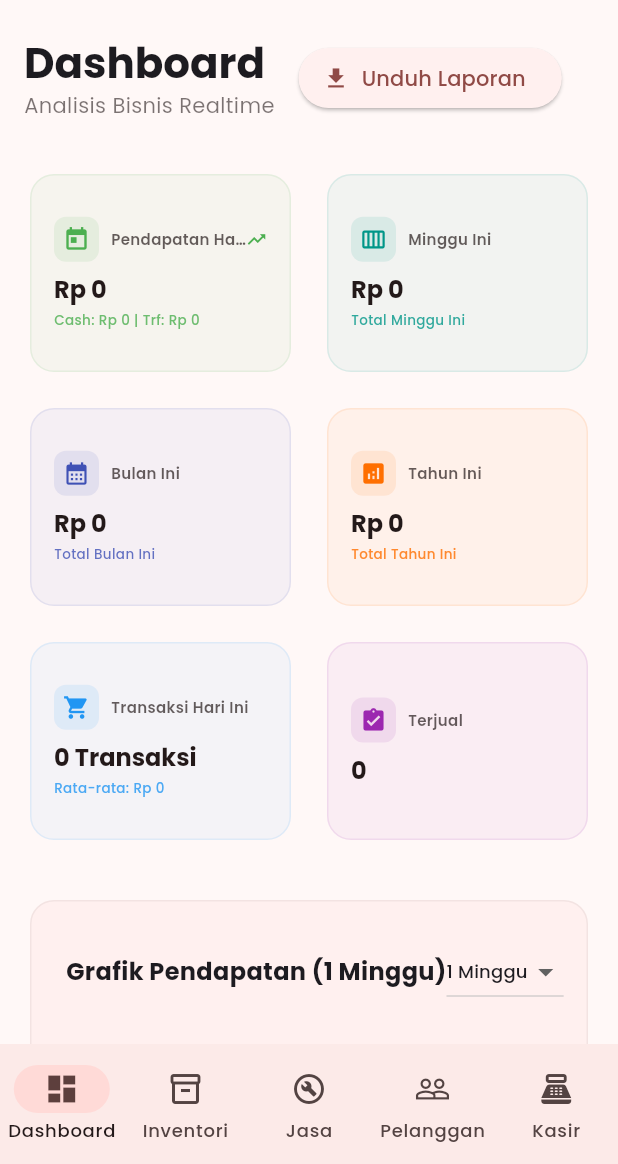
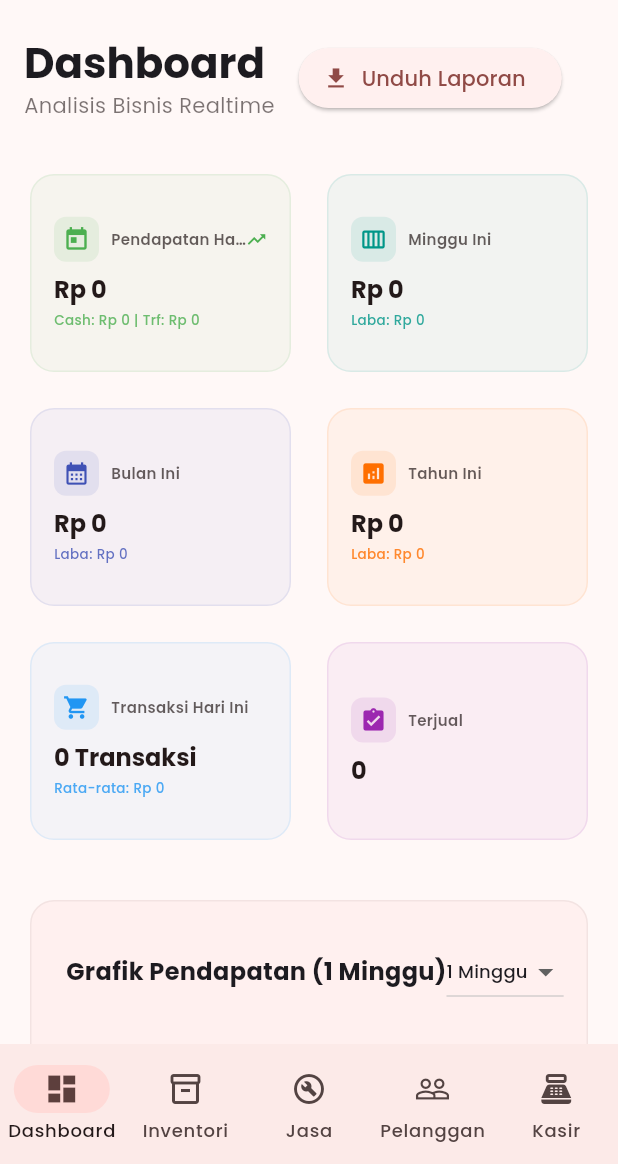
Before and after one commit to mountalgoid/kasirmotor, a Flutter app: the screen it shows after launch, on a phone screen of 412 x 824 dp, the part 72-1236 px from its top. Run offline on Flutter 3.47's test engine with Material 3 defaults, Android fonts, the phone set to English and light mode, and no system bars; our stand-ins replace fl_chart, google_fonts, image_picker, pdf, printing, shared_preferences; accounts and stored records are empty.

Commit message:
feat: add profit metrics to dashboard cards and finalize "Bengkel Pro" rebranding
- Added real-time net profit calculations to Dashboard cards for Week, Month, and Year.
- Completed rebranding from "Ibrahim Part" to "Bengkel Pro" across all app modules.
- Integrated official logo asset in Splash screen and navigation components.
- Enhanced mobile responsiveness for data tables and shopping cart actions.
- Updated widget tests to reflect branding changes.

Co-authored-by: mountalgoid <255327229+mountalgoid@users.noreply.github.com>

```diff
--- a/lib/widgets/dashboard_home.dart
+++ b/lib/widgets/dashboard_home.dart
@@ -66,8 +66,11 @@ class _DashboardHomeState extends State<DashboardHome> {
     double todayAvgTransactionValue = todayCount > 0 ? todayRevenue / todayCount : 0;
 
     double weekRevenue = weekTransactions.fold(0, (sum, tx) => sum + tx.totalAmount);
+    double weekProfit = weekTransactions.fold(0, (sum, tx) => sum + tx.totalProfit);
     double monthRevenue = monthTransactions.fold(0, (sum, tx) => sum + tx.totalAmount);
+    double monthProfit = monthTransactions.fold(0, (sum, tx) => sum + tx.totalProfit);
     double yearRevenue = yearTransactions.fold(0, (sum, tx) => sum + tx.totalAmount);
+    double yearProfit = yearTransactions.fold(0, (sum, tx) => sum + tx.totalProfit);
 
     double yesterdayRevenue = yesterdayTransactions.fold(0, (sum, tx) => sum + tx.totalAmount);
 
@@ -132,7 +135,7 @@ class _DashboardHomeState extends State<DashboardHome> {
                       currencyFormat.format(weekRevenue),
                       Icons.calendar_view_week,
                       Colors.teal,
-                      subtitle: 'Total Minggu Ini',
+                      subtitle: 'Laba: ${currencyFormat.format(weekProfit)}',
                       onTap: () => _showRevenueDetails(context, provider, currencyFormat),
                     ),
                     _buildStatCard(
@@ -141,7 +144,7 @@ class _DashboardHomeState extends State<DashboardHome> {
                       currencyFormat.format(monthRevenue),
                       Icons.calendar_month,
                       Colors.indigo,
-                      subtitle: 'Total Bulan Ini',
+                      subtitle: 'Laba: ${currencyFormat.format(monthProfit)}',
                       onTap: () => _showRevenueDetails(context, provider, currencyFormat),
                     ),
                     _buildStatCard(
@@ -150,7 +153,7 @@ class _DashboardHomeState extends State<DashboardHome> {
                       currencyFormat.format(yearRevenue),
                       Icons.analytics,
                       Colors.amber[900]!,
-                      subtitle: 'Total Tahun Ini',
+                      subtitle: 'Laba: ${currencyFormat.format(yearProfit)}',
                       onTap: () => _showRevenueDetails(context, provider, currencyFormat),
                     ),
                     _buildStatCard(
```
